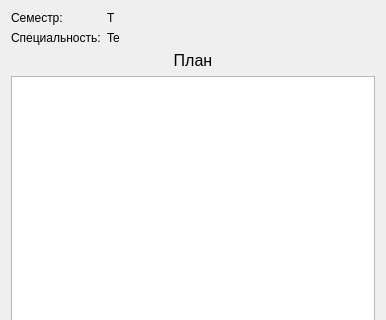
Above: ElectronicJournal/tableplan.ui from MariyaMari/myJournal before the change; both pictures show x 0 to 386 and y 0 to 320 of the 386 by 491 pixel window. Below: the same form after it.
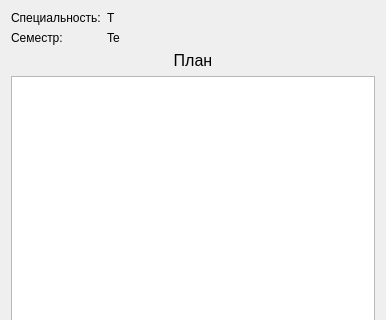
That is the form after the change.

```diff
--- a/ElectronicJournal/tableplan.ui
+++ b/ElectronicJournal/tableplan.ui
@@ -17,16 +17,16 @@
    <item row="0" column="0">
     <layout class="QFormLayout" name="formLayout">
      <item row="0" column="0">
-      <widget class="QLabel" name="label_2">
+      <widget class="QLabel" name="label_4">
        <property name="text">
-        <string>Семестр:</string>
+        <string>Специальность:</string>
        </property>
       </widget>
      </item>
      <item row="1" column="0">
-      <widget class="QLabel" name="label_4">
+      <widget class="QLabel" name="label_2">
        <property name="text">
-        <string>Специальность:</string>
+        <string>Семестр:</string>
        </property>
       </widget>
      </item>
```
